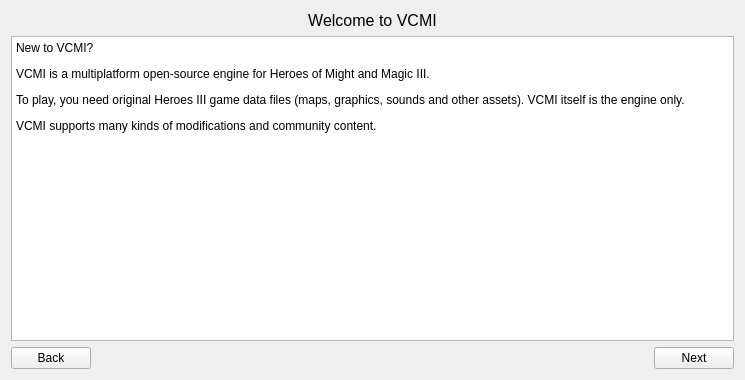
First picture: the form in launcher/firstLaunch/firstlaunch_moc.ui, repository GeorgeK1ng/vcmi, before the edit.
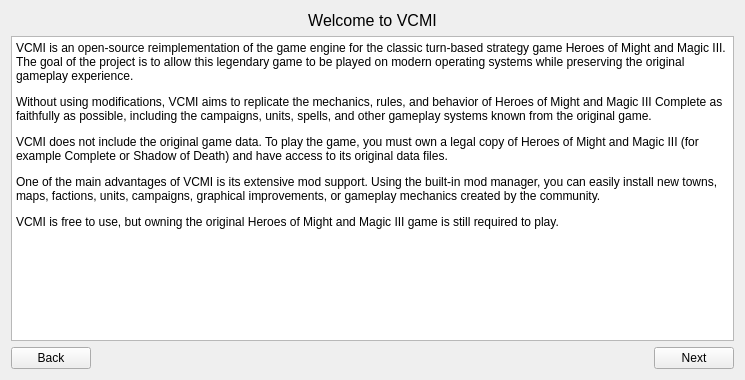
Second picture: the form after the edit. The open tabs and pages were chosen to show the change. Icons and pictures are not drawn.

Commit message: Update welcome page text with detailed VCMI project description

The edit to the form file:
```diff
--- a/launcher/firstLaunch/firstlaunch_moc.ui
+++ b/launcher/firstLaunch/firstlaunch_moc.ui
@@ -166,7 +166,7 @@
           <bool>true</bool>
          </property>
          <property name="html">
-          <string>&lt;html&gt;&lt;head/&gt;&lt;body&gt;&lt;p&gt;New to VCMI?&lt;/p&gt;&lt;p&gt;VCMI is a multiplatform open-source engine for Heroes of Might and Magic III.&lt;/p&gt;&lt;p&gt;To play, you need original Heroes III game data files (maps, graphics, sounds and other assets). VCMI itself is the engine only.&lt;/p&gt;&lt;p&gt;VCMI supports many kinds of modifications and community content.&lt;/p&gt;&lt;/body&gt;&lt;/html&gt;</string>
+          <string>&lt;html&gt;&lt;head/&gt;&lt;body&gt;&lt;p&gt;VCMI is an open-source reimplementation of the game engine for the classic turn-based strategy game Heroes of Might and Magic III. The goal of the project is to allow this legendary game to be played on modern operating systems while preserving the original gameplay experience.&lt;/p&gt;&lt;p&gt;Without using modifications, VCMI aims to replicate the mechanics, rules, and behavior of Heroes of Might and Magic III Complete as faithfully as possible, including the campaigns, units, spells, and other gameplay systems known from the original game.&lt;/p&gt;&lt;p&gt;VCMI does not include the original game data. To play the game, you must own a legal copy of Heroes of Might and Magic III (for example Complete or Shadow of Death) and have access to its original data files.&lt;/p&gt;&lt;p&gt;One of the main advantages of VCMI is its extensive mod support. Using the built-in mod manager, you can easily install new towns, maps, factions, units, campaigns, graphical improvements, or gameplay mechanics created by the community.&lt;/p&gt;&lt;p&gt;VCMI is free to use, but owning the original Heroes of Might and Magic III game is still required to play.&lt;/p&gt;&lt;/body&gt;&lt;/html&gt;</string>
          </property>
         </widget>
        </item>
```
